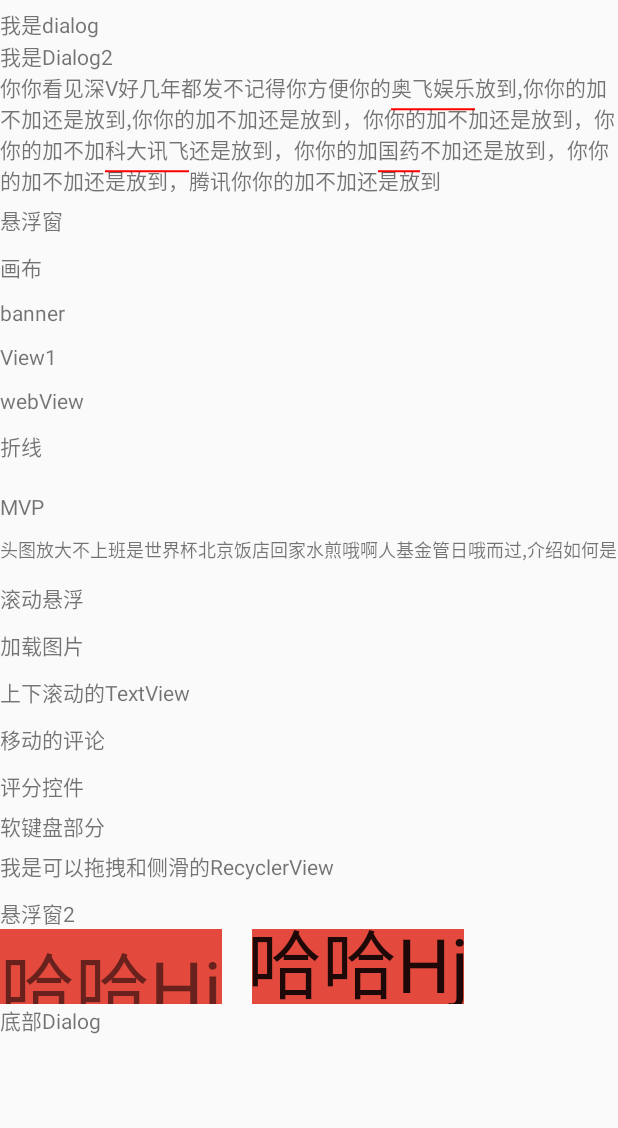
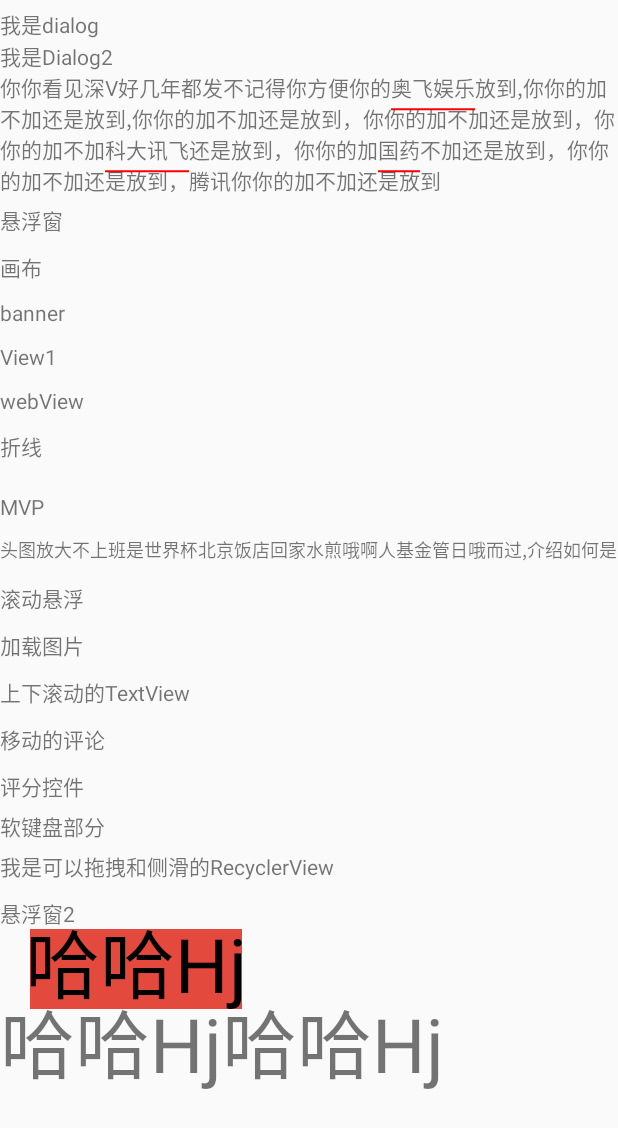
Before and after one commit to huangzhiqin/UtilDemo, an Android app: the screen it shows after launch (MainActivity), on a phone screen of 412 x 824 dp. Shown: the top 1128 px of the screen. Run offline under Robolectric (Android 15) with nearby library versions, the phone set to English and light mode, and no system bars; libraries missing offline, so code that uses them is left out: com.liulishuo.filedownloader, com.qiyukf.unicorn; 1 statement that could not run was skipped.

Commit message:
加入线程

```diff
--- a/UtilsDemo/app/src/main/java/com/first/alina/utilsdemo/MainActivity.java
+++ b/UtilsDemo/app/src/main/java/com/first/alina/utilsdemo/MainActivity.java
@@ -31,6 +31,7 @@ import com.first.alina.utilsdemo.main.bean.ScaleImageBean;
 import com.first.alina.utilsdemo.main.bean.ScrollUpDownBean;
 import com.first.alina.utilsdemo.main.bean.SideSlipBean;
 import com.first.alina.utilsdemo.main.bean.SoftKeyBean;
+import com.first.alina.utilsdemo.main.bean.ThreadBean;
 import com.first.alina.utilsdemo.main.bean.View1Bean;
 import com.first.alina.utilsdemo.main.viewholders.BannerViewHolder;
 import com.first.alina.utilsdemo.main.viewholders.BottomDialogViewHolder;
@@ -53,6 +54,7 @@ import com.first.alina.utilsdemo.main.viewholders.ScaleImageViewHolder;
 import com.first.alina.utilsdemo.main.viewholders.ScrollUpDownViewHolder;
 import com.first.alina.utilsdemo.main.viewholders.SideSlipViewHolder;
 import com.first.alina.utilsdemo.main.viewholders.SoftKeyViewHolder;
+import com.first.alina.utilsdemo.main.viewholders.ThreadViewHolder;
 import com.first.alina.utilsdemo.main.viewholders.View1ViewHolder;
 import com.first.alina.utilsdemo.scrollview.adapters.Adapter1;
 
@@ -116,6 +118,8 @@ public class MainActivity extends AppCompatActivity {
                     return BottomDialogViewHolder.class;
                 }else if (object instanceof NoPaddingBean){
                   return NoPaddingTextViewViewHolder.class;
+              }else if (object instanceof ThreadBean){
+                  return ThreadViewHolder.class;
               }
                 return null;
             }
@@ -140,6 +144,7 @@ public class MainActivity extends AppCompatActivity {
         list.add(new SideSlipBean());
         list.add(new CustomFloatBean());
         list.add(new NoPaddingBean());
+        list.add(new ThreadBean());
         list.add(new BottomDialogBean());
 
         adapter1.addData(list);
--- a/UtilsDemo/app/src/main/java/com/first/alina/utilsdemo/common/NoPaddingTextView.java
+++ b/UtilsDemo/app/src/main/java/com/first/alina/utilsdemo/common/NoPaddingTextView.java
@@ -70,7 +70,6 @@ public class NoPaddingTextView extends AppCompatTextView{
         int bottom=rect.bottom;
         rect.offset(-rect.left,-rect.top);
         paint.setAntiAlias(true);
-        paint.setColor(getCurrentTextColor());
         canvas.drawText(text,-(float)left,(float) (rect.bottom-bottom),paint);
     }
 }
--- /dev/null
+++ b/UtilsDemo/app/src/main/java/com/first/alina/utilsdemo/main/bean/ThreadBean.java
@@ -0,0 +1,8 @@
+package com.first.alina.utilsdemo.main.bean;
+
+/**
+ * Created by alina on 2019/4/16.
+ */
+
+public class ThreadBean {
+}
--- /dev/null
+++ b/UtilsDemo/app/src/main/java/com/first/alina/utilsdemo/main/viewholders/ThreadViewHolder.java
@@ -0,0 +1,24 @@
+package com.first.alina.utilsdemo.main.viewholders;
+
+import android.view.View;
+
+import com.first.alina.utilsdemo.R;
+import com.first.alina.utilsdemo.common.recyclerviews.BindLayout;
+import com.first.alina.utilsdemo.common.recyclerviews.ViewHolder;
+import com.first.alina.utilsdemo.main.bean.ThreadBean;
+
+/**
+ * Created by alina on 2019/4/16.
+ */
+@BindLayout(R.layout.viewholder_thread)
+public class ThreadViewHolder extends ViewHolder<ThreadBean>{
+    public ThreadViewHolder(View itemView) {
+        super(itemView);
+    }
+
+    @Override
+    public void setContent(ThreadBean item, int position) {
+
+
+    }
+}
--- a/UtilsDemo/app/src/main/res/layout/viewholder_padding.xml
+++ b/UtilsDemo/app/src/main/res/layout/viewholder_padding.xml
@@ -3,13 +3,14 @@
     xmlns:app="http://schemas.android.com/apk/res-auto"
     android:orientation="vertical"
     android:layout_width="match_parent"
-    android:layout_height="50dp">
+    android:layout_height="200dp">
     <TextView
         android:id="@+id/view1"
         android:layout_width="wrap_content"
         android:layout_height="wrap_content"
         android:textSize="50sp"
         android:background="@color/actionbar_bg"
+        android:visibility="gone"
         android:text="哈哈Hj"/>
 
     <com.first.alina.utilsdemo.common.NoPaddingTextView
@@ -22,5 +23,23 @@
         android:background="@color/actionbar_bg"
         app:removePadding="true"
         android:text="哈哈Hj"/>
+    <TextView
+        android:id="@+id/view3"
+        android:layout_width="wrap_content"
+        android:layout_height="wrap_content"
+        android:layout_below="@id/view2"
+        android:textSize="50sp"
+        android:layout_marginTop="-15dp"
+        android:text="哈哈Hj"/>
+
+    <TextView
+        android:id="@+id/view4"
+        android:layout_width="wrap_content"
+        android:layout_height="wrap_content"
+        android:layout_below="@id/view2"
+        android:layout_toRightOf="@+id/view3"
+        android:layout_marginTop="-15dp"
+        android:textSize="50sp"
+        android:text="哈哈Hj"/>
 
 </RelativeLayout>
--- /dev/null
+++ b/UtilsDemo/app/src/main/res/layout/viewholder_thread.xml
@@ -0,0 +1,10 @@
+<?xml version="1.0" encoding="utf-8"?>
+<LinearLayout xmlns:android="http://schemas.android.com/apk/res/android"
+    android:orientation="vertical" android:layout_width="match_parent"
+    android:layout_height="20dp">
+    <TextView
+        android:layout_width="wrap_content"
+        android:layout_height="wrap_content"
+        android:text="我是线程"/>
+
+</LinearLayout>
```
Also changed, not shown: UtilsDemo/app/src/main/AndroidManifest.xml (+1 -7 lines), UtilsDemo/app/src/main/java/com/first/alina/utilsdemo/thread_demo/ThreadDemoActivity.java (added, +50 -0 lines), UtilsDemo/app/src/main/java/com/first/alina/utilsdemo/utils/SingleInstance2.java (added, +21 -0 lines), UtilsDemo/app/src/main/res/layout/activity_thread_demo.xml (added, +10 -0 lines), 2 other files.
